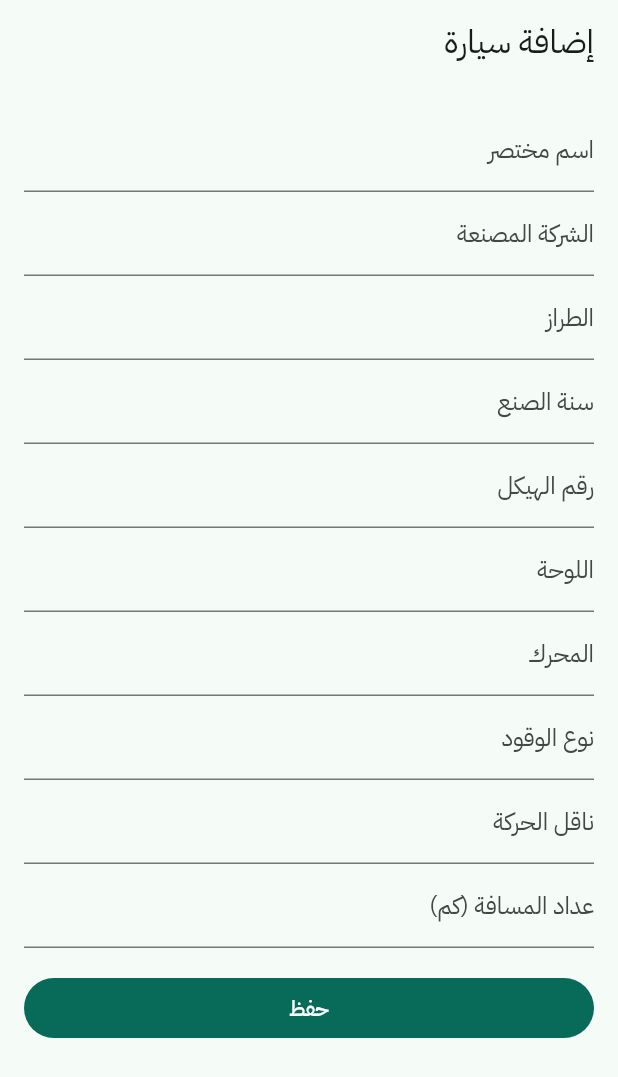
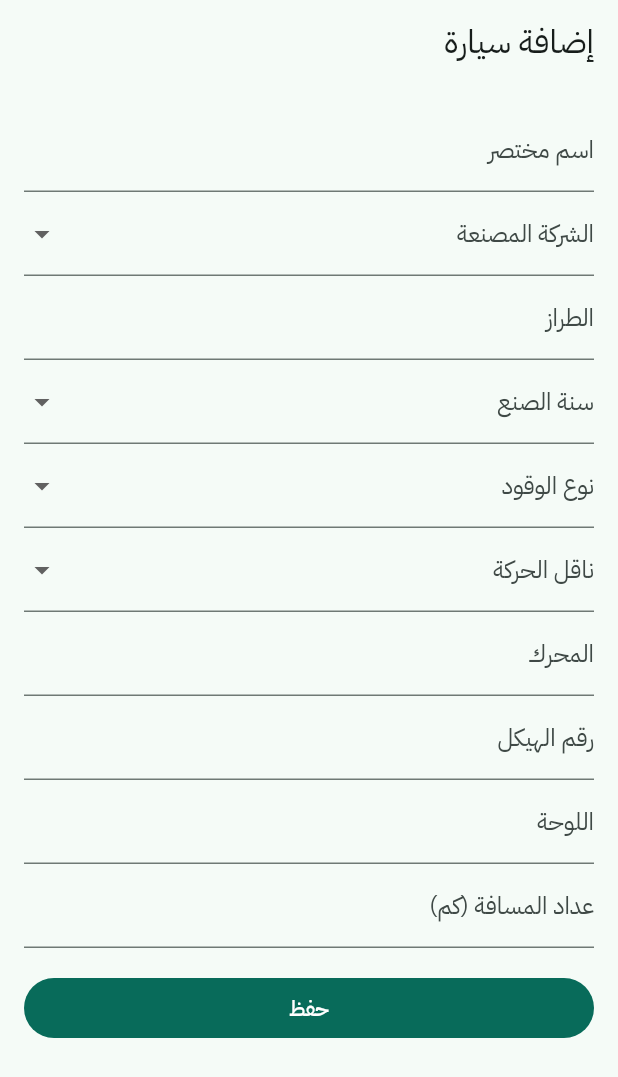
Before and after one commit to Bandar197/Ai-Auto, a Flutter app: the VehicleEditScreen screen opened by its route, on a phone screen of 412 x 824 dp. Shown: the top 1077 px of the screen. Run offline on Flutter 3.47's test engine with Material 3 defaults, Android fonts, the phone set to English and light mode, and no system bars; our stand-ins replace clock, connectivity_plus, dio, file_picker, fl_chart, flutter_riverpod and 4 more; missing offline and left inert: libserialport, universal_ble; accounts and stored records are empty.

Commit message:
Mobile: precise make/model/year pickers on the vehicle form
Replaces free-text make/model/year/fuel/transmission with dropdowns backed by a
curated Saudi-market catalogue (makes with Arabic labels, common models per make),
each with an 'Other…' free-text fallback so anything unlisted is still enterable.
Year is a generated 1980..next-year list; fuel type and transmission use the DB
enums with bilingual labels. VIN keeps its 17-char check.

Storing the canonical English make also makes the module-address registry match
reliably (e.g. Dodge → FCA profile), so the full scan picks the right airbag/ABS
addresses for the chosen vehicle.

- core/vehicle_catalog.dart: makes, models, fuel/transmission enums
- vehicles_screen: dropdowns + Other fallback, disposes controllers
- l10n otherOption (ar/en)
flutter analyze clean; 156 mobile tests pass.

Co-Authored-By: Claude Opus 5.5 <noreply@anthropic.com>
Claude-Session: https://claude.ai/code/session_01QtA3u8UevBUT7YCrd72MEu

```diff
--- /dev/null
+++ b/mobile/lib/core/vehicle_catalog.dart
@@ -0,0 +1,84 @@
+/// Curated vehicle makes/models for the vehicle form (Saudi market oriented).
+///
+/// Make values are the English name and are what gets stored and matched against
+/// the module-address registry (shared/obd/modules.json), so keep them stable.
+/// Models are a convenience list; any make/model not listed is still enterable
+/// via the "Other" option (free text). Years are generated, not listed here.
+library;
+
+/// Make English name → Arabic display label.
+const Map<String, String> kMakes = {
+  'Toyota': 'تويوتا',
+  'Lexus': 'لكزس',
+  'Hyundai': 'هيونداي',
+  'Kia': 'كيا',
+  'Genesis': 'جينيسيس',
+  'Nissan': 'نيسان',
+  'Infiniti': 'إنفينيتي',
+  'Honda': 'هوندا',
+  'Mazda': 'مازدا',
+  'Mitsubishi': 'ميتسوبيشي',
+  'Suzuki': 'سوزوكي',
+  'Isuzu': 'إيسوزو',
+  'Ford': 'فورد',
+  'Lincoln': 'لينكولن',
+  'Chevrolet': 'شيفروليه',
+  'GMC': 'جمس',
+  'Cadillac': 'كاديلاك',
+  'Dodge': 'دودج',
+  'Jeep': 'جيب',
+  'Chrysler': 'كرايسلر',
+  'RAM': 'رام',
+  'Mercedes-Benz': 'مرسيدس',
+  'BMW': 'بي إم دبليو',
+  'Audi': 'أودي',
+  'Volkswagen': 'فولكسفاجن',
+  'Land Rover': 'لاند روفر',
+  'MG': 'إم جي',
+  'Changan': 'شانجان',
+  'Geely': 'جيلي',
+  'Chery': 'شيري',
+  'Hongqi': 'هونشي',
+};
+
+/// Make → common models (Latin). Empty/absent → the model field is free text.
+const Map<String, List<String>> kModels = {
+  'Toyota': ['Camry', 'Corolla', 'Land Cruiser', 'Prado', 'Hilux', 'RAV4', 'Yaris', 'Fortuner', 'Avalon', 'Rush', 'Innova', 'Hiace'],
+  'Lexus': ['ES', 'LS', 'RX', 'NX', 'GX', 'LX', 'IS', 'UX'],
+  'Hyundai': ['Accent', 'Elantra', 'Sonata', 'Tucson', 'Santa Fe', 'Creta', 'Azera', 'Palisade', 'Staria', 'Venue'],
+  'Kia': ['Rio', 'Cerato', 'Optima', 'K5', 'Sportage', 'Sorento', 'Carnival', 'Seltos', 'Pegas', 'Telluride'],
+  'Nissan': ['Sunny', 'Altima', 'Maxima', 'Patrol', 'X-Trail', 'Kicks', 'Pathfinder', 'Navara', 'Sentra'],
+  'Honda': ['Accord', 'Civic', 'CR-V', 'Pilot', 'City', 'HR-V', 'Odyssey'],
+  'Mazda': ['Mazda3', 'Mazda6', 'CX-3', 'CX-5', 'CX-9', 'CX-30', 'CX-60'],
+  'Mitsubishi': ['Lancer', 'Attrage', 'Pajero', 'Montero Sport', 'L200', 'ASX', 'Xpander'],
+  'Ford': ['Taurus', 'Focus', 'Fusion', 'Explorer', 'Expedition', 'Edge', 'F-150', 'Ranger', 'Territory', 'Mustang'],
+  'Chevrolet': ['Malibu', 'Impala', 'Cruze', 'Captiva', 'Traverse', 'Tahoe', 'Suburban', 'Silverado', 'Camaro', 'Groove'],
+  'GMC': ['Yukon', 'Sierra', 'Acadia', 'Terrain'],
+  'Dodge': ['Charger', 'Challenger', 'Durango', 'Ram 1500'],
+  'Jeep': ['Grand Cherokee', 'Wrangler', 'Cherokee', 'Compass', 'Gladiator'],
+  'Chrysler': ['300', 'Pacifica'],
+  'Mercedes-Benz': ['C-Class', 'E-Class', 'S-Class', 'GLC', 'GLE', 'GLS', 'G-Class', 'A-Class', 'CLA'],
+  'BMW': ['3 Series', '5 Series', '7 Series', 'X1', 'X3', 'X5', 'X6', 'X7'],
+};
+
+/// DB enum values for fuel type and transmission → (en, ar) labels.
+const Map<String, (String, String)> kFuelTypes = {
+  'gasoline': ('Gasoline', 'بنزين'),
+  'diesel': ('Diesel', 'ديزل'),
+  'hybrid': ('Hybrid', 'هايبرد'),
+  'electric': ('Electric', 'كهربائي'),
+  'flex': ('Flex', 'مرن'),
+  'lpg': ('LPG', 'غاز مسال'),
+  'cng': ('CNG', 'غاز طبيعي'),
+  'other': ('Other', 'أخرى'),
+};
+
+const Map<String, (String, String)> kTransmissions = {
+  'automatic': ('Automatic', 'أوتوماتيك'),
+  'manual': ('Manual', 'عادي (مانيوال)'),
+  'cvt': ('CVT', 'CVT'),
+  'dct': ('DCT', 'DCT'),
+  'other': ('Other', 'أخرى'),
+};
+
+List<String> modelsFor(String? make) => (make == null ? const <String>[] : (kModels[make] ?? const <String>[]));
--- a/mobile/lib/features/vehicles_screen.dart
+++ b/mobile/lib/features/vehicles_screen.dart
@@ -3,6 +3,7 @@ import 'package:flutter_riverpod/flutter_riverpod.dart';
 import 'package:go_router/go_router.dart';
 
 import '../core/api/api_client.dart';
+import '../core/vehicle_catalog.dart';
 import '../state/providers.dart';
 import '../ui/l10n_helpers.dart';
 import '../ui/widgets.dart';
@@ -68,27 +69,79 @@ class VehicleEditScreen extends ConsumerStatefulWidget {
 
 class _VehicleEditScreenState extends ConsumerState<VehicleEditScreen> {
   final _form = GlobalKey<FormState>();
+  static const _textFields = ['nickname', 'vin', 'plate', 'engine', 'odometer_km'];
   late final Map<String, TextEditingController> _c;
+  final _makeOther = TextEditingController();
+  final _modelOther = TextEditingController();
   bool _busy = false;
 
-  static const _fields = ['nickname', 'make', 'model', 'model_year', 'vin', 'plate', 'engine', 'fuel_type', 'transmission', 'odometer_km'];
+  String? _make; // null or a key of kMakes; '__other__' means free text
+  String? _model; // null, a model, or '__other__'
+  int? _year;
+  String? _fuel; // key of kFuelTypes
+  String? _transmission;
+
+  static const _other = '__other__';
 
   @override
   void initState() {
     super.initState();
     final v = widget.vehicle ?? const {};
-    _c = {for (final f in _fields) f: TextEditingController(text: v[f]?.toString() ?? '')};
+    _c = {for (final f in _textFields) f: TextEditingController(text: v[f]?.toString() ?? '')};
+    final make = v['make']?.toString();
+    if (make != null && make.isNotEmpty) {
+      if (kMakes.containsKey(make)) {
+        _make = make;
+      } else {
+        _make = _other;
+        _makeOther.text = make;
+      }
+    }
+    final model = v['model']?.toString();
+    if (model != null && model.isNotEmpty) {
+      if (modelsFor(_resolvedMake).contains(model)) {
+        _model = model;
+      } else {
+        _model = _other;
+        _modelOther.text = model;
+      }
+    }
+    _year = int.tryParse('${v['model_year'] ?? ''}');
+    final fuel = v['fuel_type']?.toString();
+    if (fuel != null && kFuelTypes.containsKey(fuel)) _fuel = fuel;
+    final tr = v['transmission']?.toString();
+    if (tr != null && kTransmissions.containsKey(tr)) _transmission = tr;
   }
+
+  @override
+  void dispose() {
+    for (final c in _c.values) {
+      c.dispose();
+    }
+    _makeOther.dispose();
+    _modelOther.dispose();
+    super.dispose();
+  }
+
+  String? get _resolvedMake => _make == _other ? _makeOther.text.trim() : _make;
 
   Future<void> _save() async {
     if (!_form.currentState!.validate()) return;
     setState(() => _busy = true);
     final body = <String, dynamic>{};
-    for (final f in _fields) {
+    for (final f in _textFields) {
       final t = _c[f]!.text.trim();
       if (t.isEmpty) continue;
-      body[f] = (f == 'model_year' || f == 'odometer_km') ? int.tryParse(t) : (f == 'vin' ? t.toUpperCase() : t);
+      body[f] = f == 'odometer_km' ? int.tryParse(t) : (f == 'vin' ? t.toUpperCase() : t);
     }
+    final make = _resolvedMake;
+    if (make != null && make.isNotEmpty) body['make'] = make;
+    final models = modelsFor(make);
+    final model = (models.isEmpty || _model == _other) ? _modelOther.text.trim() : _model;
+    if (model != null && model.isNotEmpty) body['model'] = model;
+    if (_year != null) body['model_year'] = _year;
+    if (_fuel != null) body['fuel_type'] = _fuel;
+    if (_transmission != null) body['transmission'] = _transmission;
     try {
       await ref.read(vehiclesProvider.notifier).save(body, id: widget.vehicle?['id'] as String?);
       if (mounted) context.pop();
@@ -102,44 +155,86 @@ class _VehicleEditScreenState extends ConsumerState<VehicleEditScreen> {
   @override
   Widget build(BuildContext context) {
     final l = context.l10n;
-    final labels = {
-      'nickname': l.nickname,
-      'make': l.make,
-      'model': l.model,
-      'model_year': l.year,
-      'vin': l.vinLabel,
-      'plate': l.plate,
-      'engine': l.engineLabel,
-      'fuel_type': l.fuelTypeLabel,
-      'transmission': l.transmission,
-      'odometer_km': l.odometer,
-    };
+    final lang = context.lang;
+    final models = modelsFor(_resolvedMake);
+    final thisYear = DateTime.now().year;
     return Scaffold(
       appBar: AppBar(title: Text(widget.vehicle == null ? l.addVehicle : l.edit)),
       body: Form(
         key: _form,
         child: ListView(padding: const EdgeInsets.all(16), children: [
-          for (final f in _fields)
-            TextFormField(
-              controller: _c[f],
-              decoration: InputDecoration(labelText: labels[f]),
-              keyboardType: (f == 'model_year' || f == 'odometer_km') ? TextInputType.number : TextInputType.text,
-              textDirection: f == 'vin' || f == 'plate' ? TextDirection.ltr : null,
-              validator: (v) {
-                if (f == 'vin' && v != null && v.trim().isNotEmpty && !RegExp(r'^[A-HJ-NPR-Z0-9]{17}$', caseSensitive: false).hasMatch(v.trim())) {
-                  return 'VIN: 17';
-                }
-                if (f == 'model_year' && v != null && v.isNotEmpty) {
-                  final y = int.tryParse(v);
-                  if (y == null || y < 1980 || y > DateTime.now().year + 1) return l.year;
-                }
-                return null;
-              },
+          _text('nickname', l.nickname),
+          // Make: dropdown + "Other" free text.
+          DropdownButtonFormField<String>(
+            initialValue: _make,
+            isExpanded: true,
+            decoration: InputDecoration(labelText: l.make),
+            items: [
+              for (final e in kMakes.entries)
+                DropdownMenuItem(value: e.key, child: Text(lang == 'ar' ? '${e.value} — ${e.key}' : e.key)),
+              DropdownMenuItem(value: _other, child: Text(l.otherOption)),
+            ],
+            onChanged: (v) => setState(() {
+              _make = v;
+              _model = null; // models depend on make
+            }),
+          ),
+          if (_make == _other)
+            TextFormField(controller: _makeOther, decoration: InputDecoration(labelText: l.make), onChanged: (_) => setState(() {})),
+          // Model: dropdown when the make has a model list, else free text.
+          if (models.isNotEmpty)
+            DropdownButtonFormField<String>(
+              initialValue: models.contains(_model) ? _model : (_model == _other ? _other : null),
+              isExpanded: true,
+              decoration: InputDecoration(labelText: l.model),
+              items: [
+                for (final m in models) DropdownMenuItem(value: m, child: Text(m)),
+                DropdownMenuItem(value: _other, child: Text(l.otherOption)),
+              ],
+              onChanged: (v) => setState(() => _model = v),
             ),
+          if (models.isEmpty || _model == _other)
+            TextFormField(controller: _modelOther, decoration: InputDecoration(labelText: l.model)),
+          // Year: dropdown.
+          DropdownButtonFormField<int>(
+            initialValue: _year,
+            decoration: InputDecoration(labelText: l.year),
+            items: [for (var y = thisYear + 1; y >= 1980; y--) DropdownMenuItem(value: y, child: Text('$y'))],
+            onChanged: (v) => setState(() => _year = v),
+          ),
+          _enumDropdown(l.fuelTypeLabel, kFuelTypes, _fuel, lang, (v) => setState(() => _fuel = v)),
+          _enumDropdown(l.transmission, kTransmissions, _transmission, lang, (v) => setState(() => _transmission = v)),
+          _text('engine', l.engineLabel),
+          _text('vin', l.vinLabel, ltr: true, validator: (v) {
+            if (v != null && v.trim().isNotEmpty && !RegExp(r'^[A-HJ-NPR-Z0-9]{17}$', caseSensitive: false).hasMatch(v.trim())) {
+              return 'VIN: 17';
+            }
+            return null;
+          }),
+          _text('plate', l.plate, ltr: true),
+          _text('odometer_km', l.odometer, number: true),
           const SizedBox(height: 16),
           FilledButton(onPressed: _busy ? null : _save, child: Text(l.save)),
         ]),
       ),
     );
   }
+
+  Widget _text(String f, String label, {bool ltr = false, bool number = false, String? Function(String?)? validator}) =>
+      TextFormField(
+        controller: _c[f]!,
+        decoration: InputDecoration(labelText: label),
+        keyboardType: number ? TextInputType.number : TextInputType.text,
+        textDirection: ltr ? TextDirection.ltr : null,
+        validator: validator,
+      );
+
+  Widget _enumDropdown(String label, Map<String, (String, String)> values, String? current, String lang, ValueChanged<String?> onChanged) =>
+      DropdownButtonFormField<String>(
+        initialValue: current,
+        isExpanded: true,
+        decoration: InputDecoration(labelText: label),
+        items: [for (final e in values.entries) DropdownMenuItem(value: e.key, child: Text(lang == 'ar' ? e.value.$2 : e.value.$1))],
+        onChanged: onChanged,
+      );
 }
--- a/mobile/lib/l10n/app_ar.arb
+++ b/mobile/lib/l10n/app_ar.arb
@@ -247,6 +247,7 @@
   "whatToCheck": "ما الذي تفحصه أولاً",
   "explainVideos": "فيديوهات",
   "linkOpenFailed": "تعذّر فتح الرابط.",
+  "otherOption": "أخرى…",
   "fullScanTitle": "فحص شامل بالتصنيفات",
   "fullScanCta": "ابدأ الفحص الشامل",
   "fullScanChecking": "جارٍ الفحص…",
--- a/mobile/lib/l10n/app_en.arb
+++ b/mobile/lib/l10n/app_en.arb
@@ -317,6 +317,7 @@
   "whatToCheck": "What to check first",
   "explainVideos": "Videos",
   "linkOpenFailed": "Could not open the link.",
+  "otherOption": "Other…",
   "fullScanTitle": "Full scan by system",
   "fullScanCta": "Start full scan",
   "fullScanChecking": "Scanning…",
--- a/mobile/lib/l10n/app_localizations.dart
+++ b/mobile/lib/l10n/app_localizations.dart
@@ -1562,6 +1562,12 @@ abstract class AppLocalizations {
   /// **'Could not open the link.'**
   String get linkOpenFailed;
 
+  /// No description provided for @otherOption.
+  ///
+  /// In en, this message translates to:
+  /// **'Other…'**
+  String get otherOption;
+
   /// No description provided for @fullScanTitle.
   ///
   /// In en, this message translates to:
--- a/mobile/lib/l10n/app_localizations_ar.dart
+++ b/mobile/lib/l10n/app_localizations_ar.dart
@@ -813,6 +813,9 @@ class AppLocalizationsAr extends AppLocalizations {
   String get linkOpenFailed => 'تعذّر فتح الرابط.';
 
   @override
+  String get otherOption => 'أخرى…';
+
+  @override
   String get fullScanTitle => 'فحص شامل بالتصنيفات';
 
   @override
--- a/mobile/lib/l10n/app_localizations_en.dart
+++ b/mobile/lib/l10n/app_localizations_en.dart
@@ -808,6 +808,9 @@ class AppLocalizationsEn extends AppLocalizations {
   String get linkOpenFailed => 'Could not open the link.';
 
   @override
+  String get otherOption => 'Other…';
+
+  @override
   String get fullScanTitle => 'Full scan by system';
 
   @override
```
